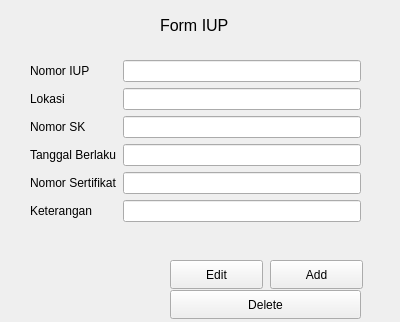
First picture: the form in formiup.ui, repository Yadija/tugas_visual_2, before the edit.
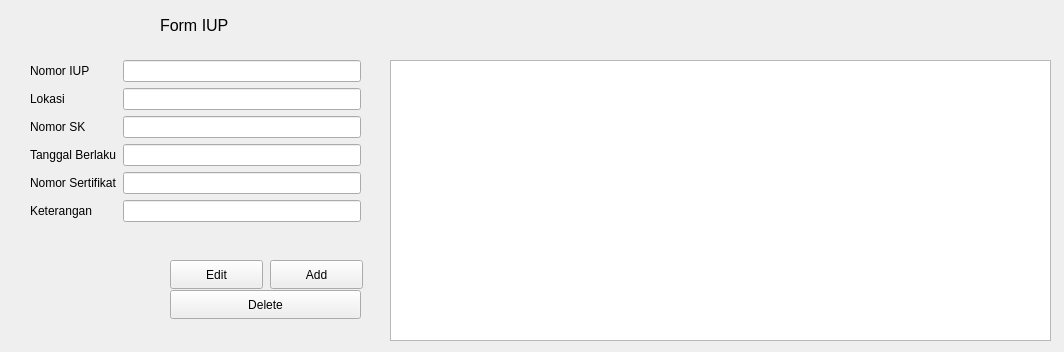
Second picture: the form after the edit.

Commit message: ⚒️build: add table view, change message to form iup

The edit to the form file:
```diff
--- a/formiup.ui
+++ b/formiup.ui
@@ -6,8 +6,8 @@
    <rect>
     <x>0</x>
     <y>0</y>
-    <width>400</width>
-    <height>322</height>
+    <width>1064</width>
+    <height>352</height>
    </rect>
   </property>
   <property name="windowTitle">
@@ -142,6 +142,16 @@
     <string>Form IUP</string>
    </property>
   </widget>
+  <widget class="QTableView" name="tableIUP">
+   <property name="geometry">
+    <rect>
+     <x>390</x>
+     <y>60</y>
+     <width>661</width>
+     <height>281</height>
+    </rect>
+   </property>
+  </widget>
  </widget>
  <resources/>
  <connections/>
```
The commit also changes 2 other files.
